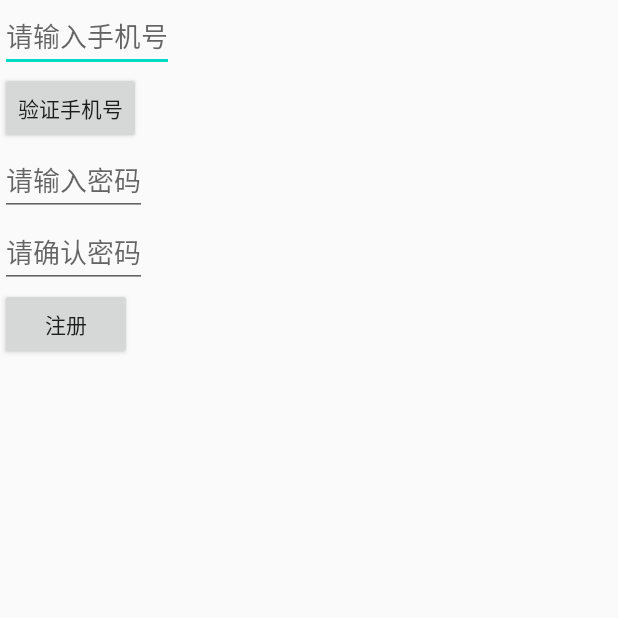
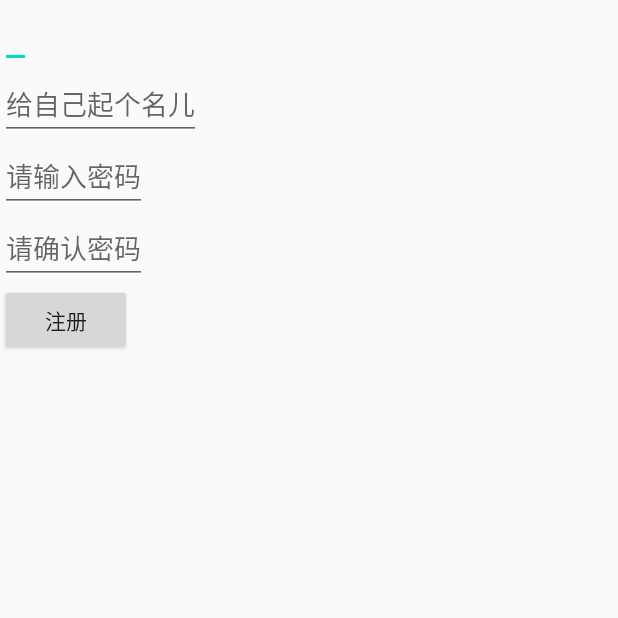
Before and after one commit to dyglcc/obtainPhoneMsgCode, an Android app: the RegisterActivity screen opened directly, with no data from a screen before it, on a phone screen of 412 x 824 dp, the top half of it. Run offline under Robolectric (Android 15) with nearby library versions, the phone set to English and light mode, and no system bars.

```diff
--- a/app/src/main/AndroidManifest.xml
+++ b/app/src/main/AndroidManifest.xml
@@ -21,6 +21,7 @@
         android:allowBackup="true"
         android:icon="@mipmap/ic_launcher"
         android:name=".core.App"
+        android:networkSecurityConfig="@xml/network_security_config"
         android:label="@string/app_name"
         android:roundIcon="@mipmap/ic_launcher_round"
         android:supportsRtl="true"
--- a/app/src/main/java/com/kuaishan/obtainmsg/account/RegisterActivity.java
+++ b/app/src/main/java/com/kuaishan/obtainmsg/account/RegisterActivity.java
@@ -2,7 +2,6 @@ package com.kuaishan.obtainmsg.account;
 
 import android.app.Activity;
 import android.app.ProgressDialog;
-import android.content.Context;
 import android.os.Build;
 import android.os.Bundle;
 import android.text.TextUtils;
@@ -19,21 +18,24 @@ import com.kuaishan.obtainmsg.core.Utils;
 import java.util.HashMap;
 
 import androidx.annotation.Nullable;
-import cn.smssdk.EventHandler;
-import cn.smssdk.SMSSDK;
-import cn.smssdk.gui.RegisterPage;
+
+import static com.kuaishan.obtainmsg.ui.home.HomeFragment.getPhone;
 
 public class RegisterActivity extends Activity {
 
-    private Button buttonReg, buttonVerify;
-    private EditText pass1, pass2;
+    private Button buttonReg;
+    private EditText pass1, pass2,et_phone,et_name;
+    private String mobile;
 
     @Override
     protected void onCreate(@Nullable Bundle savedInstanceState) {
         super.onCreate(savedInstanceState);
         setContentView(R.layout.main_reg);
         buttonReg = findViewById(R.id.btn_reg);
-        buttonVerify = findViewById(R.id.btn_very);
+        mobile = getPhone(this);
+        et_phone = findViewById(R.id.et_phone);
+        et_name = findViewById(R.id.et_name);
+        et_phone.setText(mobile);
         pass1 = findViewById(R.id.et_pass1);
         pass2 = findViewById(R.id.et_pass2);
 
@@ -43,22 +45,13 @@ public class RegisterActivity extends Activity {
                 reg();
             }
         });
-        buttonVerify.setOnClickListener(new View.OnClickListener() {
-            @Override
-            public void onClick(View v) {
-                sendCode(RegisterActivity.this);
-            }
-        });
 
     }
 
     private void reg() {
-        if (verfyedPhone == null) {
-            Utils.toast(RegisterActivity.this, "手机号未通过验证");
-            return;
-        }
         String pass_1 = pass1.getText().toString();
         String pass_2 = pass2.getText().toString();
+        String name = et_name.getText().toString();
 
         if (TextUtils.isEmpty(pass_1)) {
             Utils.toast(RegisterActivity.this, "请输入密码");
@@ -74,9 +67,9 @@ public class RegisterActivity extends Activity {
         }
 //        String firstName, String email, String lastName, String password, String mobile
         final HashMap map = new HashMap();
-        map.put("firstName", verfyedPhone);
+        map.put("firstName", name);
         map.put("password", pass_1);
-        map.put("mobile", verfyedPhone);
+        map.put("mobile", mobile);
         showLoadingDialog("发送数据中..");
         if (Build.VERSION.SDK_INT >= Build.VERSION_CODES.KITKAT) {
             AdhocExecutorService.getInstance().execute(new Runnable() {
@@ -90,6 +83,7 @@ public class RegisterActivity extends Activity {
                                 public void run() {
                                     dismiss();
                                     Utils.toast(RegisterActivity.this,"注册成功，请登录");
+                                    finish();
                                 }
                             });
                         }
@@ -119,27 +113,4 @@ public class RegisterActivity extends Activity {
         }
     }
 
-    private String verfyedPhone = null;
-
-    public void sendCode(Context context) {
-        RegisterPage page = new RegisterPage();
-        //如果使用我们的ui，没有申请模板编号的情况下需传null
-        page.setTempCode(null);
-        page.setRegisterCallback(new EventHandler() {
-            public void afterEvent(int event, int result, Object data) {
-                if (result == SMSSDK.RESULT_COMPLETE) {
-                    // 处理成功的结果
-                    HashMap<String, Object> phoneMap = (HashMap<String, Object>) data;
-                    // 国家代码，如“86”
-                    String country = (String) phoneMap.get("country");
-                    // 手机号码，如“13800138000”
-                    verfyedPhone = (String) phoneMap.get("phone");
-                    // TODO 利用国家代码和手机号码进行后续的操作
-                } else {
-                    // TODO 处理错误的结果
-                }
-            }
-        });
-        page.show(context);
-    }
 }
--- a/app/src/main/res/layout/fragment_home.xml
+++ b/app/src/main/res/layout/fragment_home.xml
@@ -28,4 +28,9 @@
         android:layout_width="wrap_content"
         android:id="@+id/btn_guanlian"
         android:layout_height="wrap_content"/>
+
+    <ListView
+        android:layout_width="match_parent"
+        android:id="@+id/list"
+        android:layout_height="wrap_content"/>
 </LinearLayout>
--- a/app/src/main/res/layout/main_reg.xml
+++ b/app/src/main/res/layout/main_reg.xml
@@ -10,26 +10,35 @@
         android:layout_height="match_parent"
         android:orientation="vertical">
         <EditText
+            android:id="@+id/et_phone"
             android:layout_width="wrap_content"
             android:layout_height="wrap_content"
-            android:hint="请输入手机号"></EditText>
+            android:inputType="none"></EditText>
 
-        <Button
-            android:id="@+id/btn_very"
+<!--        <Button-->
+<!--            android:id="@+id/btn_very"-->
+<!--            android:layout_width="wrap_content"-->
+<!--            android:layout_height="wrap_content"-->
+<!--            android:text="验证手机号"></Button>-->
+        <EditText
+            android:id="@+id/et_name"
             android:layout_width="wrap_content"
-            android:layout_height="wrap_content"
-            android:text="验证手机号"></Button>
-
+            android:hint="给自己起个名儿"
+            android:layout_height="wrap_content">
+        </EditText>
         <EditText
             android:id="@+id/et_pass1"
+            android:inputType="textPassword"
             android:layout_width="wrap_content"
             android:hint="请输入密码"
             android:layout_height="wrap_content">
         </EditText>
+
         <EditText
             android:id="@+id/et_pass2"
             android:layout_width="wrap_content"
             android:hint="请确认密码"
+            android:inputType="textPassword"
             android:layout_height="wrap_content">
         </EditText>
         <Button
--- /dev/null
+++ b/app/src/main/res/xml/network_security_config.xml
@@ -0,0 +1,4 @@
+<?xml version="1.0" encoding="utf-8"?>
+<network-security-config >
+        <base-config cleartextTrafficPermitted="true" />
+</network-security-config>
--- a/config.gradle
+++ b/config.gradle
@@ -22,7 +22,7 @@ project.ext {
     ]
 
     debugServer = [
-            server   : "\"http://192.168.3.2:9999/\"",
+            server   : "\"http://192.168.3.2:9999/hotfix-console/\"",
             track    : "\"https://tracker.appadhoc.com/\"",
             websocket: "\"https://socket.appadhoc.com/\"",
             qi_niu   : "\"https://cdn-api.appadhoc.com/\""
```
Also changed, not shown: app/src/main/java/com/kuaishan/obtainmsg/account/LoginActivity.java (+48 -4 lines), app/src/main/java/com/kuaishan/obtainmsg/core/Utils.java (+21 -6 lines), app/src/main/java/com/kuaishan/obtainmsg/ui/adapter/RelationAdapter.java (added, +96 -0 lines), app/src/main/java/com/kuaishan/obtainmsg/ui/bean/Relation.java (added, +72 -0 lines), app/src/main/java/com/kuaishan/obtainmsg/ui/home/HomeFragment.java (+6 -1 lines), app/src/main/res/layout/item_relation.xml (added, +16 -0 lines).
